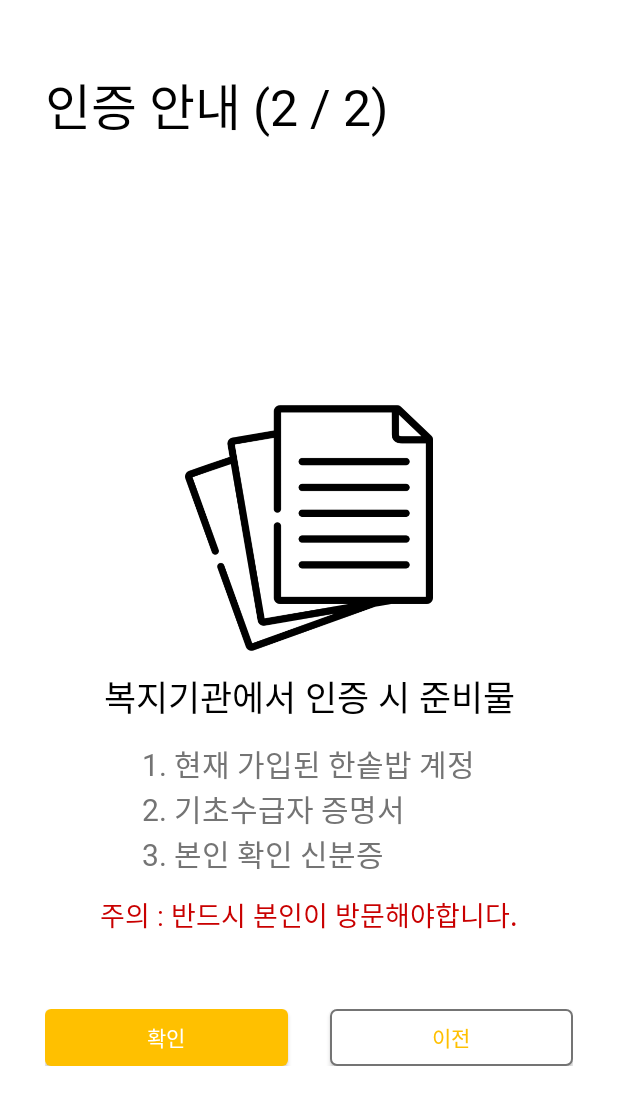
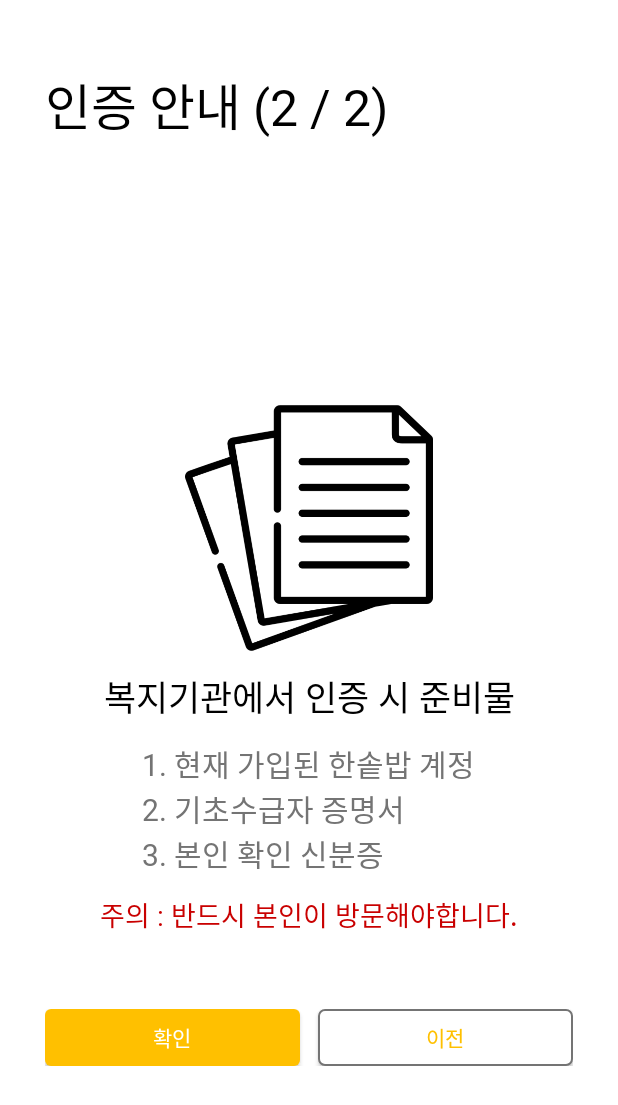
Before and after one commit to Dev-SaTu/KBSC-2022, an Android app: the layout activity_notify_access2.xml on its own in the app's theme, with its tools: preview values and no code run, on a phone screen of 412 x 824 dp. Shown: the top 1105 px of the screen. Run offline under Robolectric (Android 15) with nearby library versions, the phone set to English and light mode, and no system bars.

Commit message:
진짜 수정
ㅇㅇ

```diff
--- a/MyApplication/app/src/main/res/layout/activity_notify_access2.xml
+++ b/MyApplication/app/src/main/res/layout/activity_notify_access2.xml
@@ -93,23 +93,24 @@
                 android:gravity="center">
             <android.widget.Button
                 android:id="@+id/apply_next"
-                android:layout_width="wrap_content"
+                android:layout_width="match_parent"
                 android:layout_height="wrap_content"
                 android:minHeight="0dp"
                 android:background="@drawable/sd_btn_apply"
                 android:text="확인"
                 android:textColor="@color/color6"
+                android:layout_weight="1"
                 />
                 <Space
-                    android:layout_width="match_parent"
-                    android:layout_height="wrap_content"
-                    android:layout_weight="1"/>
+                    android:layout_width="12dp"
+                    android:layout_height="wrap_content" />
             <android.widget.Button
                 android:id="@+id/apply_prev"
-                android:layout_width="wrap_content"
+                android:layout_width="match_parent"
                 android:layout_height="wrap_content"
                 android:minHeight="0dp"
                 android:background="@drawable/sd_btn_cancel"
+                android:layout_weight="1"
                 android:text="이전"
                 android:textColor="@color/color1"
                 />
```
